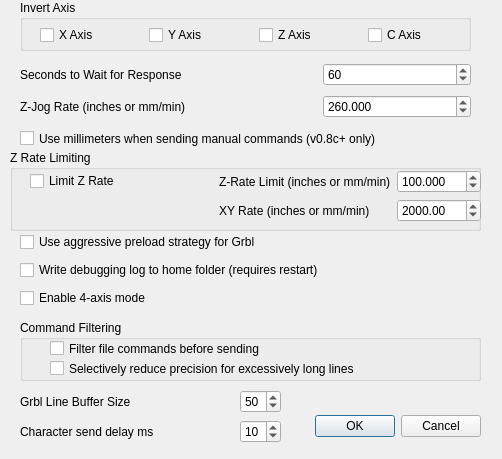
First picture: the form in options.ui, repository zapmaker/GrblHoming, before the edit.
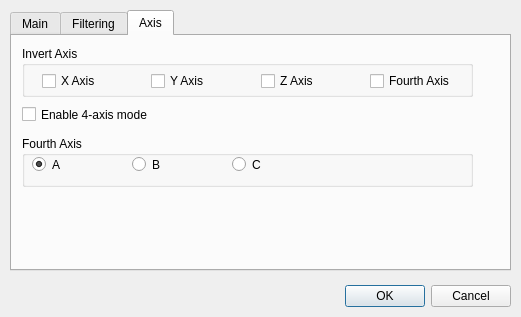
Second picture: the form after the edit. The open tabs and pages were chosen to show the change.

```diff
--- a/options.ui
+++ b/options.ui
@@ -6,100 +6,136 @@
    <rect>
     <x>0</x>
     <y>0</y>
-    <width>502</width>
-    <height>459</height>
+    <width>521</width>
+    <height>317</height>
    </rect>
   </property>
   <property name="windowTitle">
    <string>Options</string>
   </property>
-  <widget class="QDialogButtonBox" name="buttonBox">
+  <widget class="QTabWidget" name="tabWidget">
    <property name="geometry">
     <rect>
-     <x>290</x>
-     <y>410</y>
-     <width>191</width>
-     <height>32</height>
+     <x>10</x>
+     <y>10</y>
+     <width>501</width>
+     <height>261</height>
     </rect>
    </property>
-   <property name="orientation">
-    <enum>Qt::Horizontal</enum>
+   <property name="currentIndex">
+    <number>1</number>
    </property>
-   <property name="standardButtons">
-    <set>QDialogButtonBox::Cancel|QDialogButtonBox::Ok</set>
-   </property>
-  </widget>
-  <widget class="QGroupBox" name="groupBoxAxis">
+   <widget class="QWidget" name="tab_main">
+    <attribute name="title">
+     <string>Main</string>
+    </attribute>
+    <widget class="QWidget" name="gridLayoutWidget_2">
    <property name="geometry">
     <rect>
-     <x>20</x>
-     <y>0</y>
+       <x>10</x>
+       <y>120</y>
      <width>451</width>
-     <height>51</height>
-    </rect>
-   </property>
-   <property name="title">
-    <string>Invert Axis</string>
-   </property>
-   <widget class="QWidget" name="horizontalLayoutWidget">
-    <property name="geometry">
-     <rect>
-      <x>20</x>
-      <y>20</y>
-      <width>431</width>
-      <height>31</height>
-     </rect>
-    </property>
-    <layout class="QHBoxLayout" name="horizontalLayout">
-     <item>
-      <widget class="QCheckBox" name="chkInvX">
+       <height>97</height>
+      </rect>
+     </property>
+     <layout class="QGridLayout" name="gridLayout" columnstretch="2,1">
+      <item row="2" column="0">
+       <widget class="QLabel" name="labelZJogRate">
        <property name="text">
-        <string>X Axis</string>
+         <string>Z-Jog Rate (inches or mm/min)</string>
        </property>
       </widget>
      </item>
-     <item>
-      <widget class="QCheckBox" name="chkInvY">
+      <item row="1" column="0">
+       <widget class="QLabel" name="labelWaitForResp">
        <property name="text">
-        <string>Y Axis</string>
+         <string>Seconds to Wait for Response</string>
        </property>
       </widget>
      </item>
-     <item>
-      <widget class="QCheckBox" name="chkInvZ">
-       <property name="text">
-        <string>Z Axis</string>
-       </property>
-      </widget>
-     </item>
-     <item>
-      <widget class="QCheckBox" name="chkInvC">
-       <property name="text">
-        <string>C Axis</string>
+      <item row="1" column="1">
+       <widget class="QSpinBox" name="spinResponseWaitSec">
+        <property name="minimum">
+         <number>1</number>
+        </property>
+        <property name="maximum">
+         <number>1000</number>
+        </property>
+        <property name="value">
+         <number>60</number>
+        </property>
+       </widget>
+      </item>
+      <item row="2" column="1">
+       <widget class="QDoubleSpinBox" name="doubleSpinZJogRate">
+        <property name="accelerated">
+         <bool>true</bool>
+        </property>
+        <property name="correctionMode">
+         <enum>QAbstractSpinBox::CorrectToNearestValue</enum>
+        </property>
+        <property name="decimals">
+         <number>3</number>
+        </property>
+        <property name="minimum">
+         <double>0.100000000000000</double>
+        </property>
+        <property name="maximum">
+         <double>9999.989999999999782</double>
+        </property>
+        <property name="singleStep">
+         <double>1.000000000000000</double>
+        </property>
+        <property name="value">
+         <double>260.000000000000000</double>
        </property>
       </widget>
      </item>
     </layout>
    </widget>
-  </widget>
+    <widget class="QWidget" name="verticalLayoutWidget_2">
+     <property name="geometry">
+      <rect>
+       <x>10</x>
+       <y>10</y>
+       <width>451</width>
+       <height>91</height>
+      </rect>
+     </property>
+     <layout class="QVBoxLayout" name="verticalLayoutExtras">
+      <item>
   <widget class="QCheckBox" name="checkBoxUseMmManualCmds">
-   <property name="geometry">
-    <rect>
-     <x>20</x>
-     <y>130</y>
-     <width>431</width>
-     <height>17</height>
-    </rect>
-   </property>
    <property name="text">
     <string>Use millimeters when sending manual commands (v0.8c+ only)</string>
    </property>
   </widget>
+      </item>
+      <item>
+       <widget class="QCheckBox" name="chkAggressivePreload">
+        <property name="text">
+         <string>Use aggressive preload strategy for Grbl</string>
+        </property>
+       </widget>
+      </item>
+      <item>
+       <widget class="QCheckBox" name="checkBoxEnableDebugLog">
+        <property name="text">
+         <string>Write debugging log to home folder (requires restart)</string>
+        </property>
+       </widget>
+      </item>
+     </layout>
+    </widget>
+   </widget>
+   <widget class="QWidget" name="tab_filtering">
+    <attribute name="title">
+     <string>Filtering</string>
+    </attribute>
   <widget class="QGroupBox" name="groupZRateLimit">
    <property name="geometry">
     <rect>
      <x>10</x>
-     <y>150</y>
+       <y>10</y>
      <width>471</width>
      <height>81</height>
     </rect>
@@ -195,44 +231,43 @@
     </layout>
    </widget>
   </widget>
-  <widget class="QWidget" name="verticalLayoutWidget_2">
+    <widget class="QWidget" name="layoutWidget_2">
    <property name="geometry">
     <rect>
-     <x>20</x>
-     <y>230</y>
-     <width>451</width>
-     <height>81</height>
-    </rect>
-   </property>
-   <layout class="QVBoxLayout" name="verticalLayoutExtras">
+       <x>10</x>
+       <y>200</y>
+       <width>261</width>
+       <height>24</height>
+      </rect>
+     </property>
+     <layout class="QHBoxLayout" name="horizontalLayout_4">
     <item>
-     <widget class="QCheckBox" name="chkAggressivePreload">
+       <widget class="QLabel" name="label_3">
       <property name="text">
-       <string>Use aggressive preload strategy for Grbl</string>
+         <string>Character send delay ms</string>
       </property>
      </widget>
     </item>
     <item>
-     <widget class="QCheckBox" name="checkBoxEnableDebugLog">
-      <property name="text">
-       <string>Write debugging log to home folder (requires restart)</string>
-      </property>
-     </widget>
-    </item>
-    <item>
-     <widget class="QCheckBox" name="checkBoxFourAxis">
-      <property name="text">
-       <string>Enable 4-axis mode</string>
-      </property>
-     </widget>
+       <spacer name="horizontalSpacer_4">
+        <property name="orientation">
+         <enum>Qt::Horizontal</enum>
+        </property>
+        <property name="sizeHint" stdset="0">
+         <size>
+          <width>40</width>
+          <height>20</height>
+         </size>
+        </property>
+       </spacer>
     </item>
    </layout>
   </widget>
   <widget class="QGroupBox" name="groupBox">
    <property name="geometry">
     <rect>
-     <x>20</x>
-     <y>320</y>
+       <x>10</x>
+       <y>100</y>
      <width>461</width>
      <height>61</height>
     </rect>
@@ -267,117 +302,11 @@
     </property>
    </widget>
   </widget>
-  <widget class="QWidget" name="gridLayoutWidget_2">
-   <property name="geometry">
-    <rect>
-     <x>20</x>
-     <y>60</y>
-     <width>451</width>
-     <height>61</height>
-    </rect>
-   </property>
-   <layout class="QGridLayout" name="gridLayout" columnstretch="2,1">
-    <item row="2" column="0">
-     <widget class="QLabel" name="labelZJogRate">
-      <property name="text">
-       <string>Z-Jog Rate (inches or mm/min)</string>
-      </property>
-     </widget>
-    </item>
-    <item row="1" column="0">
-     <widget class="QLabel" name="labelWaitForResp">
-      <property name="text">
-       <string>Seconds to Wait for Response</string>
-      </property>
-     </widget>
-    </item>
-    <item row="1" column="1">
-     <widget class="QSpinBox" name="spinResponseWaitSec">
-      <property name="minimum">
-       <number>1</number>
-      </property>
-      <property name="maximum">
-       <number>1000</number>
-      </property>
-      <property name="value">
-       <number>60</number>
-      </property>
-     </widget>
-    </item>
-    <item row="2" column="1">
-     <widget class="QDoubleSpinBox" name="doubleSpinZJogRate">
-      <property name="accelerated">
-       <bool>true</bool>
-      </property>
-      <property name="correctionMode">
-       <enum>QAbstractSpinBox::CorrectToNearestValue</enum>
-      </property>
-      <property name="decimals">
-       <number>3</number>
-      </property>
-      <property name="minimum">
-       <double>0.100000000000000</double>
-      </property>
-      <property name="maximum">
-       <double>9999.989999999999782</double>
-      </property>
-      <property name="singleStep">
-       <double>1.000000000000000</double>
-      </property>
-      <property name="value">
-       <double>260.000000000000000</double>
-      </property>
-     </widget>
-    </item>
-   </layout>
-  </widget>
-  <widget class="QWidget" name="layoutWidget_2">
-   <property name="geometry">
-    <rect>
-     <x>20</x>
-     <y>420</y>
-     <width>261</width>
-     <height>24</height>
-    </rect>
-   </property>
-   <layout class="QHBoxLayout" name="horizontalLayout_4">
-    <item>
-     <widget class="QLabel" name="label_3">
-      <property name="text">
-       <string>Character send delay ms</string>
-      </property>
-     </widget>
-    </item>
-    <item>
-     <spacer name="horizontalSpacer_4">
-      <property name="orientation">
-       <enum>Qt::Horizontal</enum>
-      </property>
-      <property name="sizeHint" stdset="0">
-       <size>
-        <width>40</width>
-        <height>20</height>
-       </size>
-      </property>
-     </spacer>
-    </item>
-    <item>
-     <widget class="QSpinBox" name="spinBoxCharSendDelay">
-      <property name="maximum">
-       <number>20</number>
-      </property>
-      <property name="value">
-       <number>10</number>
-      </property>
-     </widget>
-    </item>
-   </layout>
-  </widget>
   <widget class="QWidget" name="layoutWidget">
    <property name="geometry">
     <rect>
-     <x>20</x>
-     <y>390</y>
+       <x>10</x>
+       <y>170</y>
      <width>261</width>
      <height>24</height>
     </rect>
@@ -403,24 +332,181 @@
       </property>
      </spacer>
     </item>
-    <item>
+     </layout>
+    </widget>
+    <widget class="QSpinBox" name="spinBoxCharSendDelay">
+     <property name="geometry">
+      <rect>
+       <x>270</x>
+       <y>200</y>
+       <width>50</width>
+       <height>22</height>
+      </rect>
+     </property>
+     <property name="maximum">
+      <number>20</number>
+     </property>
+     <property name="value">
+      <number>10</number>
+     </property>
+    </widget>
      <widget class="QSpinBox" name="spinBoxGrblLineBufferSize">
+     <property name="geometry">
+      <rect>
+       <x>270</x>
+       <y>170</y>
+       <width>50</width>
+       <height>22</height>
+      </rect>
+     </property>
       <property name="value">
        <number>50</number>
       </property>
      </widget>
+   </widget>
+   <widget class="QWidget" name="tab_axis">
+    <attribute name="title">
+     <string>Axis</string>
+    </attribute>
+    <widget class="QGroupBox" name="groupBoxAxis">
+     <property name="geometry">
+      <rect>
+       <x>10</x>
+       <y>10</y>
+       <width>451</width>
+       <height>51</height>
+      </rect>
+     </property>
+     <property name="title">
+      <string>Invert Axis</string>
+     </property>
+     <widget class="QWidget" name="horizontalLayoutWidget">
+      <property name="geometry">
+       <rect>
+        <x>20</x>
+        <y>20</y>
+        <width>431</width>
+        <height>31</height>
+       </rect>
+      </property>
+      <layout class="QHBoxLayout" name="horizontalLayout">
+       <item>
+        <widget class="QCheckBox" name="chkInvX">
+         <property name="text">
+          <string>X Axis</string>
+         </property>
+        </widget>
+       </item>
+       <item>
+        <widget class="QCheckBox" name="chkInvY">
+         <property name="text">
+          <string>Y Axis</string>
+         </property>
+        </widget>
+       </item>
+       <item>
+        <widget class="QCheckBox" name="chkInvZ">
+         <property name="text">
+          <string>Z Axis</string>
+         </property>
+        </widget>
+       </item>
+       <item>
+        <widget class="QCheckBox" name="chkInvFourth">
+         <property name="text">
+          <string>Fourth Axis</string>
+         </property>
+        </widget>
     </item>
    </layout>
   </widget>
-  <zorder>groupZRateLimit</zorder>
-  <zorder>buttonBox</zorder>
-  <zorder>groupBoxAxis</zorder>
-  <zorder>checkBoxUseMmManualCmds</zorder>
-  <zorder>verticalLayoutWidget_2</zorder>
-  <zorder>groupBox</zorder>
-  <zorder>gridLayoutWidget_2</zorder>
-  <zorder>layoutWidget_2</zorder>
-  <zorder>layoutWidget</zorder>
+    </widget>
+    <widget class="QGroupBox" name="groupBoxFourthAxis">
+     <property name="geometry">
+      <rect>
+       <x>10</x>
+       <y>100</y>
+       <width>451</width>
+       <height>51</height>
+      </rect>
+     </property>
+     <property name="title">
+      <string>Fourth Axis</string>
+     </property>
+     <widget class="QRadioButton" name="radioButtonFourthAxisA">
+      <property name="geometry">
+       <rect>
+        <x>10</x>
+        <y>20</y>
+        <width>61</width>
+        <height>17</height>
+       </rect>
+      </property>
+      <property name="text">
+       <string>A</string>
+      </property>
+      <property name="checked">
+       <bool>true</bool>
+      </property>
+     </widget>
+     <widget class="QRadioButton" name="radioButtonFourthAxisB">
+      <property name="geometry">
+       <rect>
+        <x>110</x>
+        <y>20</y>
+        <width>61</width>
+        <height>17</height>
+       </rect>
+      </property>
+      <property name="text">
+       <string>B</string>
+      </property>
+     </widget>
+     <widget class="QRadioButton" name="radioButtonFourthAxisC">
+      <property name="geometry">
+       <rect>
+        <x>210</x>
+        <y>20</y>
+        <width>71</width>
+        <height>17</height>
+       </rect>
+      </property>
+      <property name="text">
+       <string>C</string>
+      </property>
+     </widget>
+    </widget>
+    <widget class="QCheckBox" name="checkBoxFourAxis">
+     <property name="geometry">
+      <rect>
+       <x>10</x>
+       <y>70</y>
+       <width>421</width>
+       <height>17</height>
+      </rect>
+     </property>
+     <property name="text">
+      <string>Enable 4-axis mode</string>
+     </property>
+    </widget>
+   </widget>
+  </widget>
+  <widget class="QDialogButtonBox" name="buttonBox">
+   <property name="geometry">
+    <rect>
+     <x>320</x>
+     <y>280</y>
+     <width>191</width>
+     <height>32</height>
+    </rect>
+   </property>
+   <property name="orientation">
+    <enum>Qt::Horizontal</enum>
+   </property>
+   <property name="standardButtons">
+    <set>QDialogButtonBox::Cancel|QDialogButtonBox::Ok</set>
+   </property>
+  </widget>
  </widget>
  <resources/>
  <connections>
```
Lines whose indentation alone changed are shown as unchanged.
